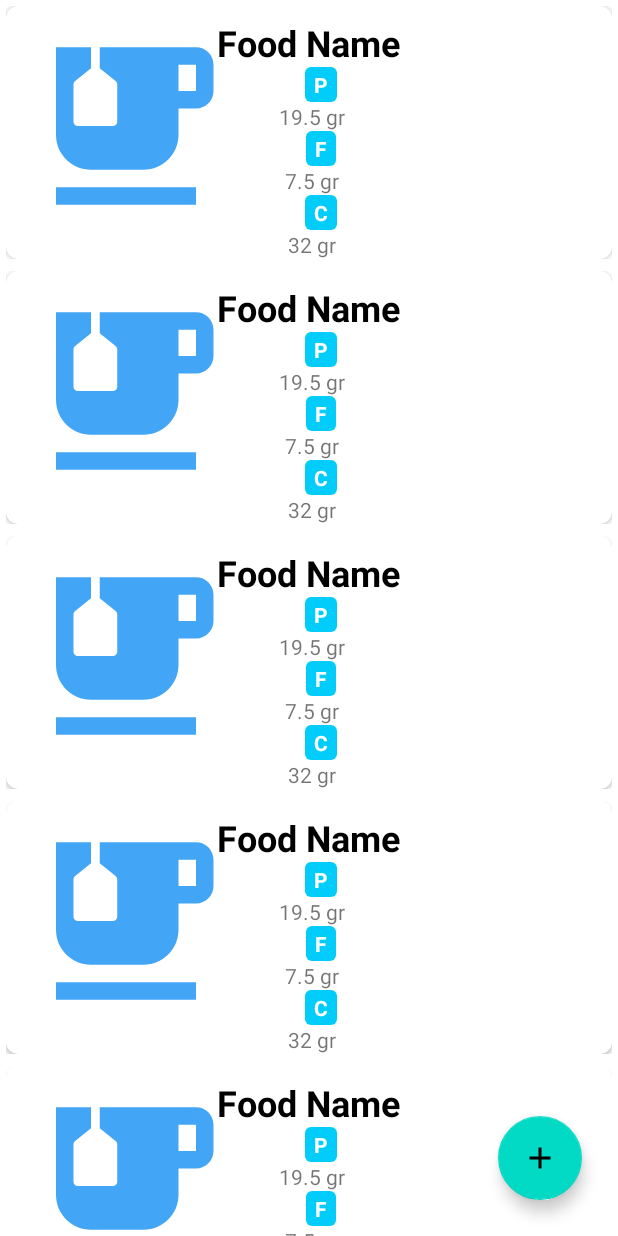
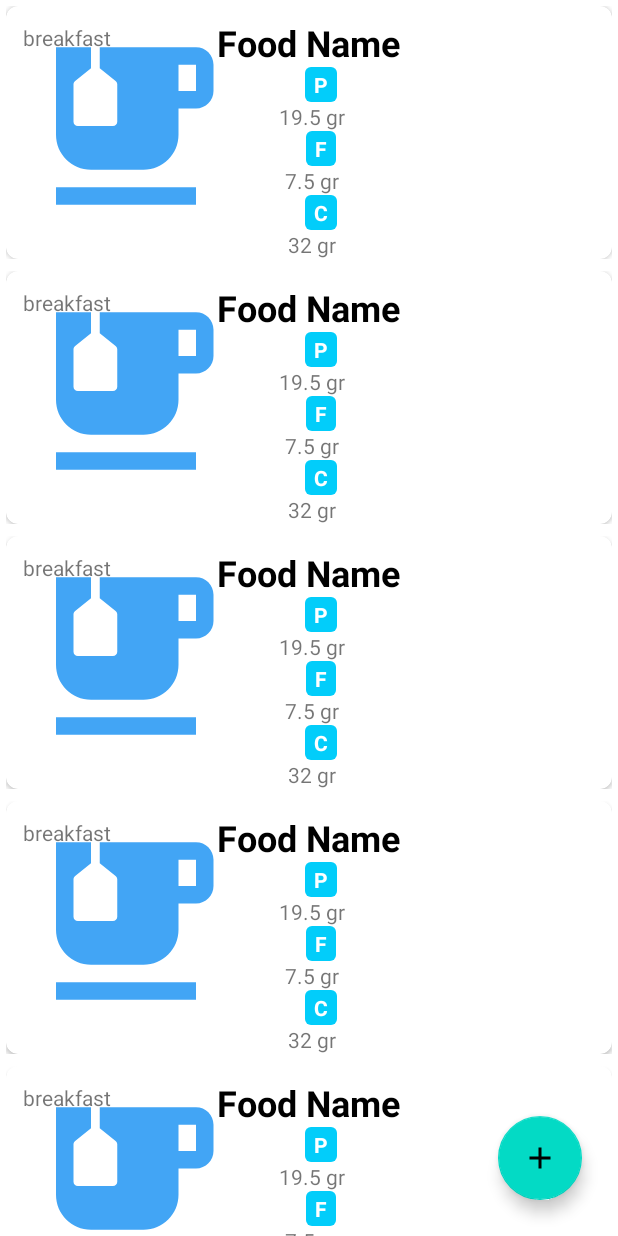
Before and after one commit to jamiewen8/FitnessApp, an Android app: the layout fragment_food_list.xml on its own in the app's theme, with its tools: preview values and no code run, on a phone screen of 412 x 824 dp. Run offline under Robolectric (Android 15) with nearby library versions, the light colour scheme and no system bars.

Commit message:
breakfast lunch dinner can be parsed now

```diff
--- a/app/src/main/java/com/example/dashboard/data/models/Food.kt
+++ b/app/src/main/java/com/example/dashboard/data/models/Food.kt
@@ -15,5 +15,6 @@ data class Food(
     val fat: String,
     val carbs: String,
     val imageId: Int,
-    val barcode: Int)
+    val barcode: Int,
+    val foodtime: String)
     : Parcelable
--- a/app/src/main/java/com/example/dashboard/ui/activities/SecondActivity.kt
+++ b/app/src/main/java/com/example/dashboard/ui/activities/SecondActivity.kt
@@ -39,7 +39,7 @@ class SecondActivity : AppCompatActivity() {
             startScanning()
         }
     }
-    //todo make sure this links with the db with the content of the barcode number
+
 
     private fun startScanning() {
         val scannerView: CodeScannerView = findViewById(R.id.scanner_view)
--- a/app/src/main/java/com/example/dashboard/ui/fragments/foodlist/adapters/FoodListAdapter.kt
+++ b/app/src/main/java/com/example/dashboard/ui/fragments/foodlist/adapters/FoodListAdapter.kt
@@ -42,6 +42,7 @@ class FoodListAdapter(List: MutableList<String>) : RecyclerView.Adapter<FoodList
         holder.itemView.proteinrecycle.text = currentFood.protein.toString()
         holder.itemView.fatrecycle.text = currentFood.fat.toString()
         holder.itemView.carbsrecycle.text = currentFood.carbs.toString()
+        holder.itemView.foodtime.text = currentFood.foodtime.toString()
 
     }
 
--- a/app/src/main/java/com/example/dashboard/ui/fragments/updatefood/UpdateFoodItem.kt
+++ b/app/src/main/java/com/example/dashboard/ui/fragments/updatefood/UpdateFoodItem.kt
@@ -64,7 +64,7 @@ class UpdateFoodItem : Fragment(R.layout.fragment_updatefooditem) {
         drawableSelected()
 
         if (!( drawableSelected == 0)) {
-            val food = Food(args.selectedFood.id, food_name,protein,fat,carbs, drawableSelected, barcode)
+            val food = Food(args.selectedFood.id, food_name,protein,fat,carbs, drawableSelected, barcode, "Breakfast")
 
             //add the food if all the fields are filled
             foodViewModel.updateFood(food)
--- a/app/src/main/res/layout/recycler_food_item.xml
+++ b/app/src/main/res/layout/recycler_food_item.xml
@@ -24,6 +24,14 @@
             android:layout_height="140dp"
             android:layout_margin="10dp"
             android:src="@drawable/ic_tea" />
+
+        <TextView
+            android:id="@+id/foodtime"
+            android:layout_width="140dp"
+            android:layout_height="140dp"
+            android:layout_margin="11dp"
+            android:text="breakfast"/>
+
 
 
         <LinearLayout
@@ -72,6 +80,7 @@
                     android:layout_marginStart="2dp"
                     android:id="@+id/proteinrecycle"
                     android:text="19.5 gr" />
+
 
 
 
--- a/app/src/main/res/values/strings.xml
+++ b/app/src/main/res/values/strings.xml
@@ -11,9 +11,10 @@
     <!-- TODO: Remove or change this placeholder text -->
     <string name="hello_blank_fragment">Hello blank fragment</string>
 
+
     <string-array name="foodtime">
         <item>Breakfast</item>
         <item>Lunch</item>
-        <item>Dinner</item>
+        <item>Dinner</item>items
     </string-array>
 </resources>
```
Also changed, not shown: app/src/main/java/com/example/dashboard/ui/fragments/createfood/CreateFoodItem.kt (+19 -4 lines), app/src/main/java/com/example/dashboard/ui/fragments/foodlist/FoodList.kt (+13 -1 lines).
